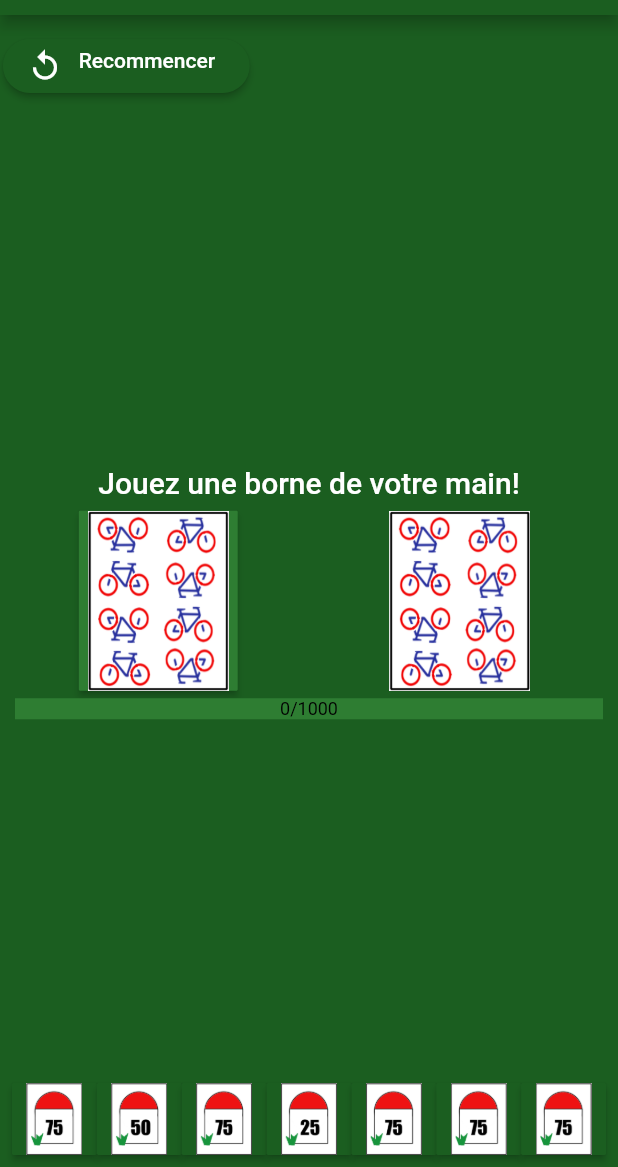
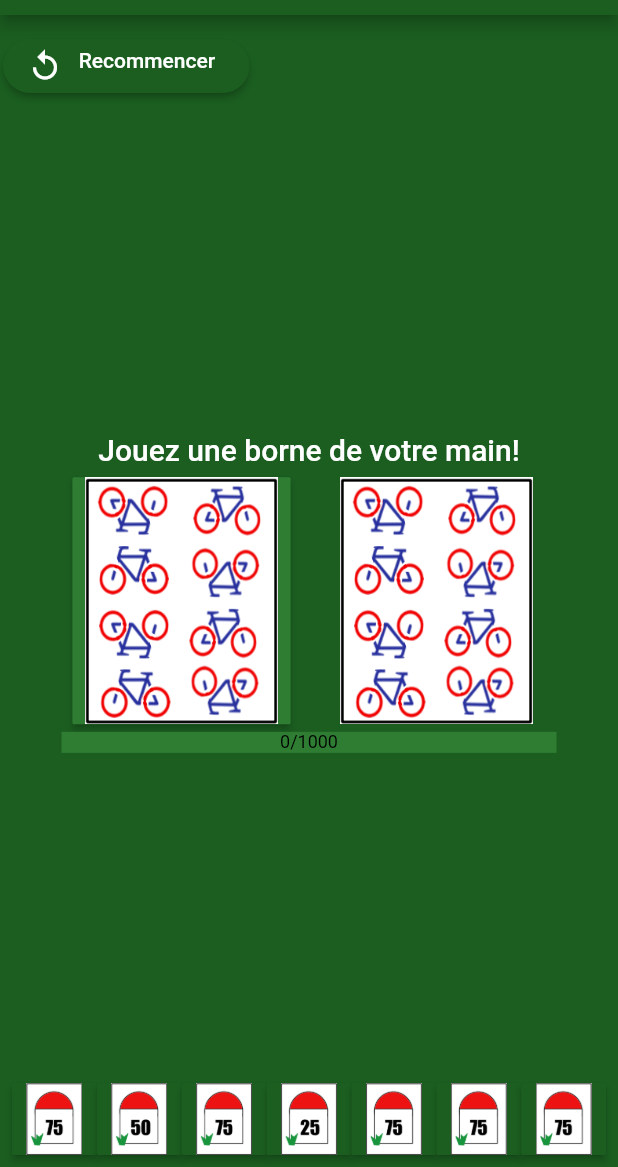
Before and after one commit to celisoft/MilleBornesCycliste, a Flutter app: the MyGame screen opened directly, on a phone screen of 412 x 824 dp, the part 69-1236 px from its top. Run offline on Flutter 3.47's test engine with Material 2 defaults, Android fonts, the phone set to English and light mode, and no system bars; drawn by our look-alikes of percent_indicator; our stand-ins replace flutter_phoenix.

Commit message:
taille des cartes ajustée (media query)

```diff
--- a/lib/game_scene.dart
+++ b/lib/game_scene.dart
@@ -107,8 +107,8 @@ class _MyGameState extends State<MyGame> {
                     ),
                   ]))),
           Center(
-            child: Expanded(
-              flex: 70,
+            child: SizedBox(
+              width: 350,
               child: Column(
                   mainAxisAlignment: MainAxisAlignment.center,
                   crossAxisAlignment: CrossAxisAlignment.center,
@@ -131,7 +131,9 @@ class _MyGameState extends State<MyGame> {
                             TableRow(children: [
                               TableCell(
                                   child: LimitedBox(
-                                      maxHeight: 120,
+                                      maxHeight:
+                                          MediaQuery.of(context).size.height *
+                                              0.20,
                                       child: FittedBox(
                                         child: ButtonTheme(
                                           buttonColor: Colors.green[800],
@@ -145,7 +147,10 @@ class _MyGameState extends State<MyGame> {
                               TableCell(
                                   child: LimitedBox(
                                       child: LimitedBox(
-                                          maxHeight: 120,
+                                          maxHeight: MediaQuery.of(context)
+                                                  .size
+                                                  .height *
+                                              0.20,
                                           child:
                                               Image.asset(_playedCardPath)))),
                             ]),
```
